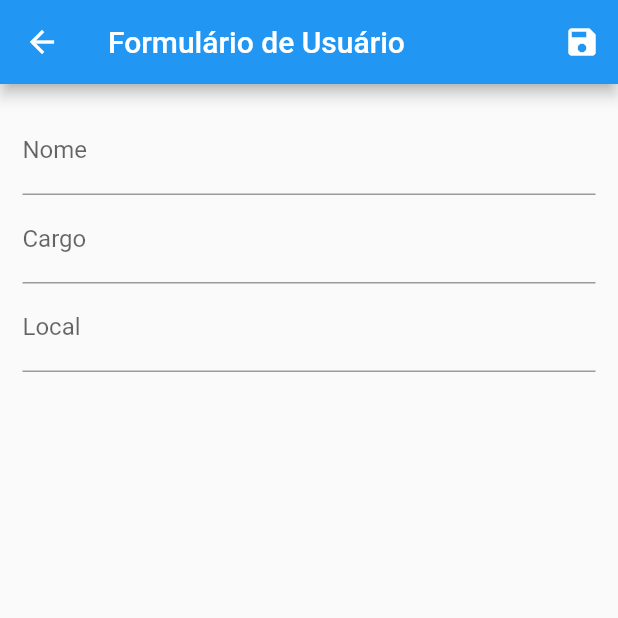
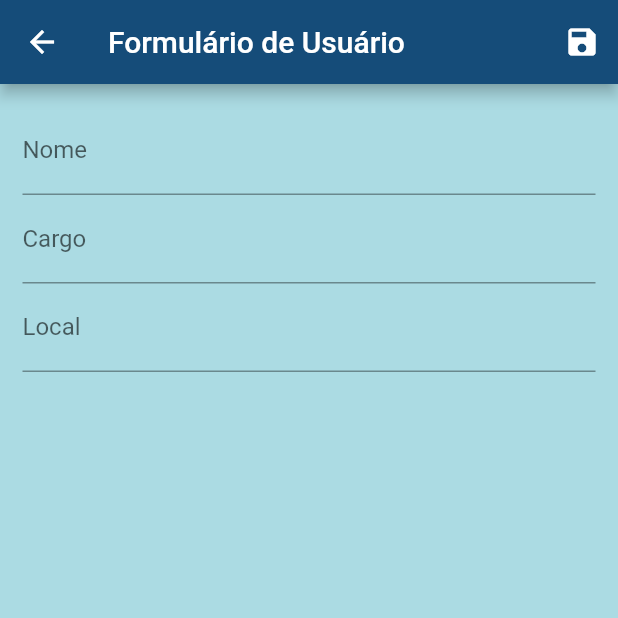
Before and after one commit to guuhenrique/prototipo_login_list, a Flutter app: the ColabCRUD screen opened by its route, on a phone screen of 412 x 824 dp, the top half of it. Run offline on Flutter 3.47's test engine with Material 2 defaults, Android fonts, the phone set to English and light mode, and no system bars.

Commit message:
package name change

```diff
--- a/lib/main.dart
+++ b/lib/main.dart
@@ -1,5 +1,5 @@
 import 'package:flutter/material.dart';
-import 'package:prototipo_login_list/blocs/lista_bloc.dart';
+import 'package:prototipo_login_list/providers/lista_provider.dart';
 import 'package:prototipo_login_list/routes/app_routes.dart';
 import 'package:prototipo_login_list/view/colab_crud.dart';
 import 'package:prototipo_login_list/view/list_page.dart';
--- a/lib/view/colab_crud.dart
+++ b/lib/view/colab_crud.dart
@@ -1,6 +1,7 @@
 import 'package:flutter/material.dart';
-import 'package:prototipo_login_list/blocs/lista_bloc.dart';
+import 'package:prototipo_login_list/core/app_colors.dart';
 import 'package:prototipo_login_list/model/colab_model.dart';
+import 'package:prototipo_login_list/providers/lista_provider.dart';
 import 'package:provider/provider.dart';
 
 class ColabCRUD extends StatefulWidget {
@@ -34,6 +35,7 @@ class _ColabCRUDState extends State<ColabCRUD> {
   Widget build(BuildContext context) {
     return Scaffold(
       appBar: AppBar(
+        backgroundColor: AppColors.darkBlueApp,
         title: Text('Formulário de Usuário'),
         actions: [
           IconButton(
@@ -55,7 +57,9 @@ class _ColabCRUDState extends State<ColabCRUD> {
               })
         ],
       ),
-      body: Padding(
+      body: Container(
+        color: AppColors.lightBlueApp,
+        child: Padding(
           padding: EdgeInsets.all(15),
           child: Form(
             key: _form,
@@ -90,6 +94,7 @@ class _ColabCRUDState extends State<ColabCRUD> {
             ),
           ),
         ),
+      ),
     );
   }
 }
--- a/lib/view/list_page.dart
+++ b/lib/view/list_page.dart
@@ -1,6 +1,6 @@
 import 'package:flutter/material.dart';
-import 'package:prototipo_login_list/blocs/lista_bloc.dart';
 import 'package:prototipo_login_list/core/app_colors.dart';
+import 'package:prototipo_login_list/providers/lista_provider.dart';
 import 'package:prototipo_login_list/routes/app_routes.dart';
 import 'package:prototipo_login_list/widgets_model/colab_tile.dart';
 import 'package:provider/provider.dart';
--- a/lib/widgets_model/colab_tile.dart
+++ b/lib/widgets_model/colab_tile.dart
@@ -1,7 +1,6 @@
 import 'package:flutter/material.dart';
-import 'package:prototipo_login_list/blocs/lista_bloc.dart';
-import 'package:prototipo_login_list/core/app_colors.dart';
 import 'package:prototipo_login_list/model/colab_model.dart';
+import 'package:prototipo_login_list/providers/lista_provider.dart';
 import 'package:prototipo_login_list/routes/app_routes.dart';
 import 'package:provider/provider.dart';
 
```
Also changed, not shown: lib/providers/lista_provider.dart (renamed from lib/blocs/lista_bloc.dart), 2 other files. Lines whose indentation alone changed are shown as unchanged.
